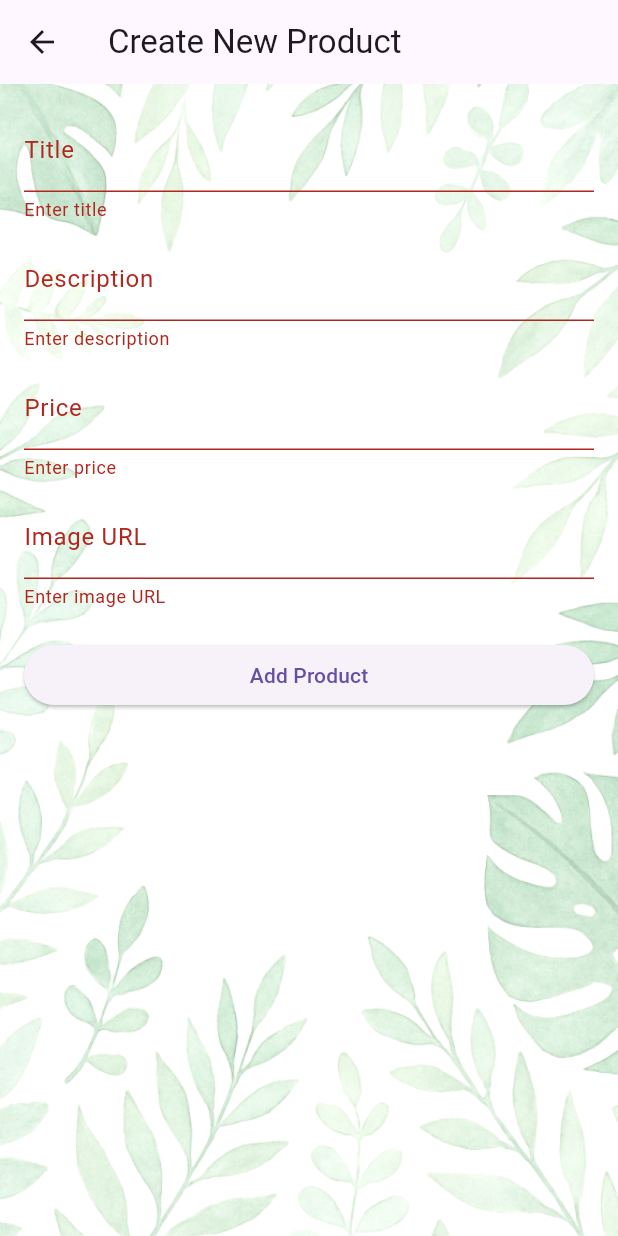
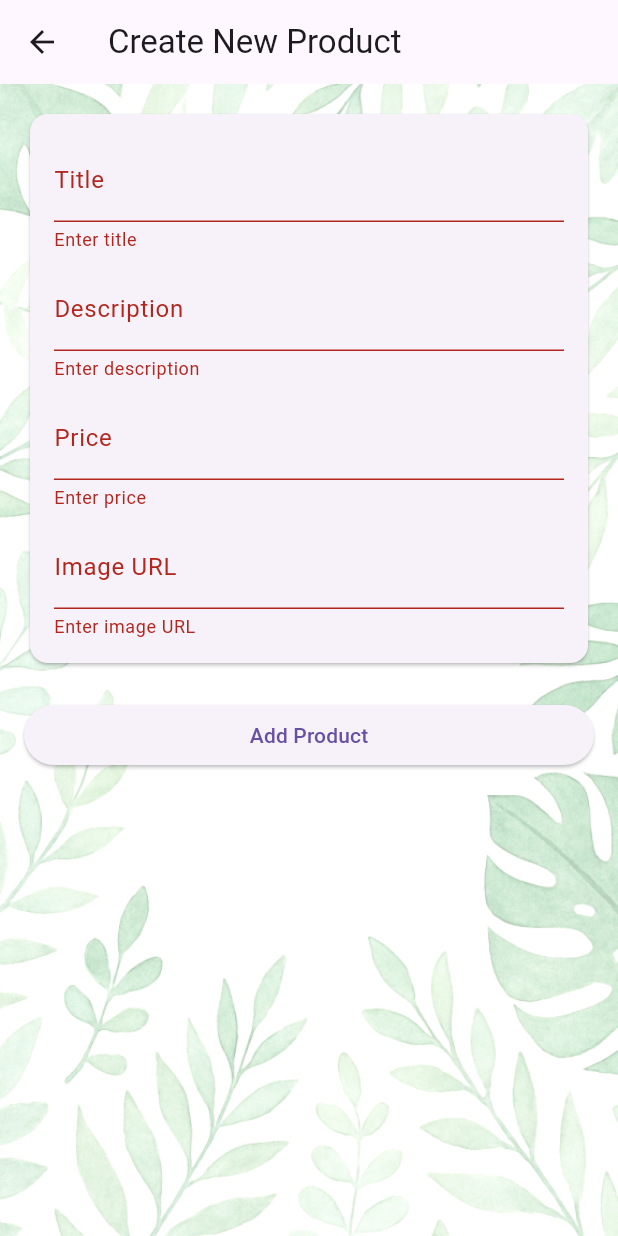
Before and after one commit to DPatter52/shop_app, a Flutter app: the AdminCreateProduct screen opened directly, after a tap on "Add Product", on a phone screen of 412 x 824 dp. Run offline on Flutter 3.47's test engine with Material 3 defaults, Android fonts, the phone set to English and light mode, and no system bars; our stand-ins replace cloud_firestore, firebase_auth, firebase_core; accounts and stored records are empty.

Commit message:
Added username value and fixed some UI problems with TextFormFields not having backgrounds

```diff
--- a/lib/main.dart
+++ b/lib/main.dart
@@ -26,7 +26,7 @@ class MyApp extends StatelessWidget {
       ),
       child: MaterialApp(
         title: 'Shop App',
-        // theme: ThemeData(primarySwatch: Colors.teal),
+        theme: ThemeData(primarySwatch: Colors.teal),
         home: const AuthWrapper(),
       ),
     );
--- a/lib/screens/admincreate_product_screen.dart
+++ b/lib/screens/admincreate_product_screen.dart
@@ -51,17 +51,26 @@ class _AdminCreateProductState extends State<AdminCreateProduct> {
           key: _formKey,
           child: ListView(
             children: [
+              Card(
+                child: Padding(
+                  padding: EdgeInsets.all(16),
+                  child: Column(
+                    children: [
                       TextFormField(
                         controller: _titleController,
                         decoration: const InputDecoration(labelText: "Title"),
-                validator: (value) => value!.isEmpty ? 'Enter title' : null,
+                        validator:
+                            (value) => value!.isEmpty ? 'Enter title' : null,
                       ),
                       const SizedBox(height: 10),
                       TextFormField(
                         controller: _descController,
-                decoration: const InputDecoration(labelText: "Description"),
+                        decoration: const InputDecoration(
+                          labelText: "Description",
+                        ),
                         validator:
-                    (value) => value!.isEmpty ? 'Enter description' : null,
+                            (value) =>
+                                value!.isEmpty ? 'Enter description' : null,
                       ),
                       const SizedBox(height: 10),
                       TextFormField(
@@ -69,7 +78,9 @@ class _AdminCreateProductState extends State<AdminCreateProduct> {
                         decoration: const InputDecoration(labelText: "Price"),
                         keyboardType: TextInputType.number,
                         validator: (value) {
-                  if (value == null || value.isEmpty) return 'Enter price';
+                          if (value == null || value.isEmpty) {
+                            return 'Enter price';
+                          }
                           final price = double.tryParse(value);
                           return (price == null || price < 0)
                               ? 'Enter valid price'
@@ -79,9 +90,18 @@ class _AdminCreateProductState extends State<AdminCreateProduct> {
                       const SizedBox(height: 10),
                       TextFormField(
                         controller: _imageUrlController,
-                decoration: const InputDecoration(labelText: "Image URL"),
-                validator: (value) => value!.isEmpty ? 'Enter image URL' : null,
+                        decoration: const InputDecoration(
+                          labelText: "Image URL",
                         ),
+                        validator:
+                            (value) =>
+                                value!.isEmpty ? 'Enter image URL' : null,
+                      ),
+                    ],
+                  ),
+                ),
+              ),
+
               const SizedBox(height: 20),
               ElevatedButton(
                 onPressed: _addProduct,
--- a/lib/screens/admindashboard_screen.dart
+++ b/lib/screens/admindashboard_screen.dart
@@ -74,13 +74,17 @@ class AdminDashboard extends StatelessWidget {
                       final product = products[index];
                       final data = product.data() as Map<String, dynamic>;
 
-                      return ListTile(
+
+                      return Card (
+                        child: ListTile(
                         title: Text(data['title'] ?? 'No Title'),
                         subtitle: Text(
                           "\$${data['price']?.toStringAsFixed(2) ?? '0.00'}",
                         ),
                         onTap: () => _navigateToEdit(context, product),
+                      )
                       );
+
                     },
                   );
                 },
```
Also changed, not shown: lib/screens/adminupdate_product_screen.dart (+32 -7 lines), lib/screens/home_screen.dart (+9 -0 lines), lib/screens/signup_screen.dart (+14 -4 lines). Lines whose indentation alone changed are shown as unchanged.
